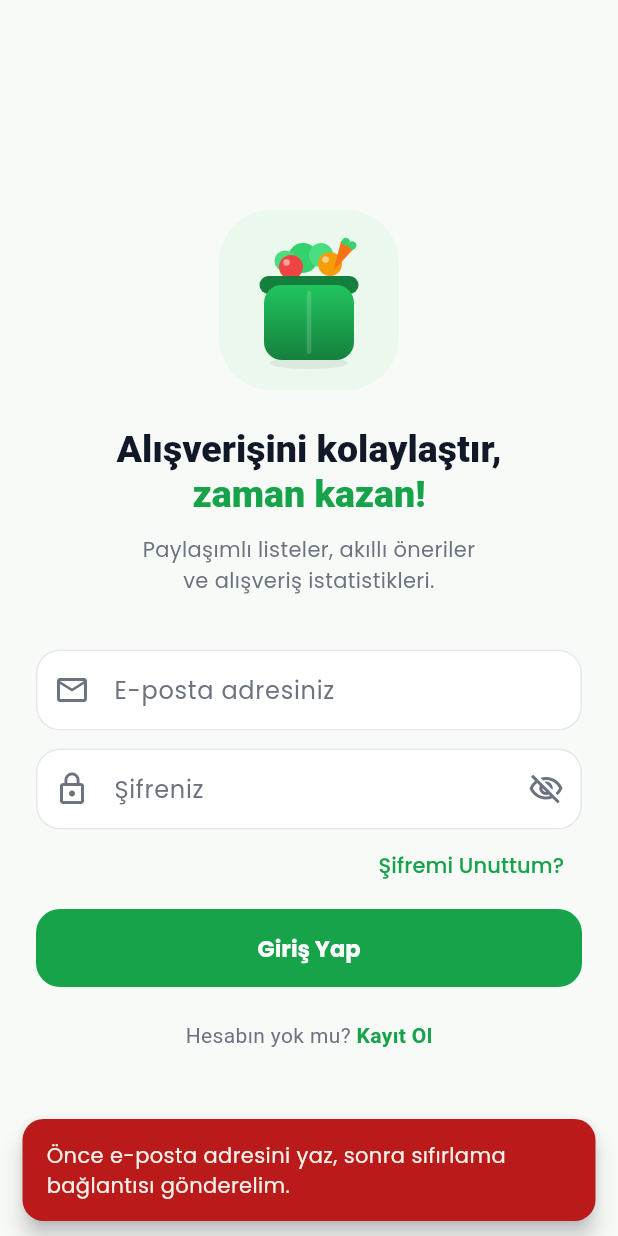
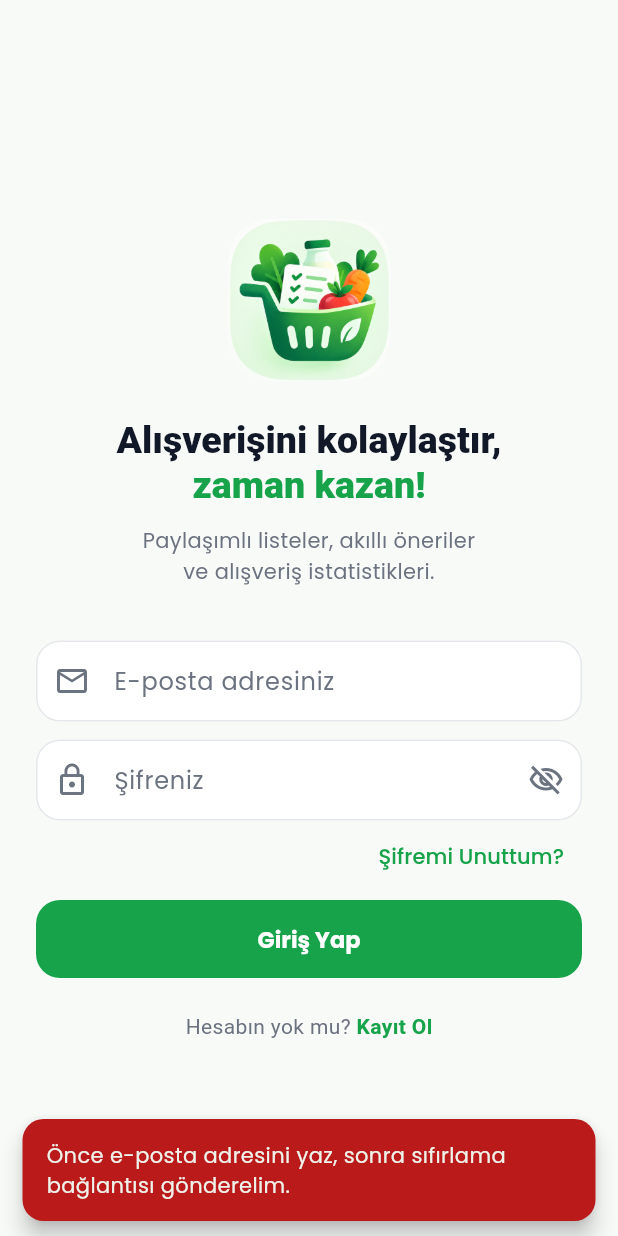
Before and after one commit to EmirHaksever/flutterproje, a Flutter app: the screen it shows after launch, after a tap on "Şifremi Unuttum?", on a phone screen of 412 x 824 dp. Run offline on Flutter 3.47's test engine with Material 3 defaults, Android fonts, the phone set to English and light mode, and no system bars; our stand-ins replace connectivity_plus, firebase_core, firebase_messaging, fl_chart, flutter_dotenv, flutter_local_notifications and 4 more; accounts and stored records are empty.

Commit message:
login: logo gercek app ikonu PNG'sine cevrildi; kullanilmayan CustomPaint kaldirildi
Co-Authored-By: Claude Sonnet 5 <noreply@anthropic.com>

```diff
--- a/lib/screens/login_screen.dart
+++ b/lib/screens/login_screen.dart
@@ -2,7 +2,6 @@ import 'package:flutter/material.dart';
 import 'package:supabase_flutter/supabase_flutter.dart';
 import 'package:shared_preferences/shared_preferences.dart';
 
-import '../theme/app_theme.dart';
 
 class LoginScreen extends StatefulWidget {
   const LoginScreen({super.key});
@@ -156,15 +155,14 @@ class _LoginScreenState extends State<LoginScreen> {
               child: Column(
                 children: [
                   const SizedBox(height: 32),
-                  Container(
-                    width: 120,
-                    height: 120,
-                    padding: const EdgeInsets.all(14),
-                    decoration: BoxDecoration(
-                      color: AppTheme.heroGreenBg,
-                      borderRadius: BorderRadius.circular(35),
+                  ClipRRect(
+                    borderRadius: BorderRadius.circular(28),
+                    child: Image.asset(
+                      'assets/icon/app_icon.png',
+                      width: 108,
+                      height: 108,
+                      fit: BoxFit.cover,
                     ),
-                    child: const CustomPaint(painter: _GroceryLogoPainter()),
                   ),
                   const SizedBox(height: 24),
                   RichText(
@@ -287,109 +285,3 @@ class _LoginScreenState extends State<LoginScreen> {
     );
   }
 }
-
-/// Giriş logosu — yeşil kese kâğıdı + üstünden taşan renkli ürünler.
-class _GroceryLogoPainter extends CustomPainter {
-  const _GroceryLogoPainter();
-
-  static const _bagTop = Color(0xFF22C55E);
-  static const _bagBottom = Color(0xFF15803D);
-  static const _flap = Color(0xFF15803D);
-  static const _tomato = Color(0xFFEF4444);
-  static const _orange = Color(0xFFF59E0B);
-  static const _carrot = Color(0xFFF97316);
-  static const _greenA = Color(0xFF34D26A);
-  static const _greenB = Color(0xFF4ADE80);
-
-  @override
-  void paint(Canvas canvas, Size size) {
-    final w = size.width;
-    final h = size.height;
-    final cx = w / 2;
-    final s = w / 92; // ölçek
-    final p = Paint()..isAntiAlias = true;
-
-    void dot(double x, double y, double r, Color c) {
-      p.color = c;
-      canvas.drawCircle(Offset(x, y), r, p);
-    }
-
-    // Zemin gölgesi
-    p.color = Colors.black.withValues(alpha: 0.06);
-    canvas.drawOval(
-      Rect.fromCenter(
-          center: Offset(cx, h - 4 * s), width: 52 * s, height: 8 * s),
-      p,
-    );
-
-    // Yeşillik (marul/brokoli)
-    dot(cx - 4 * s, 18 * s, 10 * s, _greenA);
-    dot(cx + 8 * s, 16 * s, 8 * s, _greenB);
-    dot(cx - 16 * s, 20 * s, 7 * s, _greenB);
-
-    // Domates
-    dot(cx - 12 * s, 24 * s, 8 * s, _tomato);
-    p.color = Colors.white.withValues(alpha: 0.5);
-    canvas.drawCircle(Offset(cx - 15 * s, 21 * s), 2.2 * s, p);
-    // Portakal
-    dot(cx + 14 * s, 22 * s, 8 * s, _orange);
-    p.color = Colors.white.withValues(alpha: 0.5);
-    canvas.drawCircle(Offset(cx + 11 * s, 19 * s), 2.2 * s, p);
-
-    // Havuç
-    canvas.save();
-    canvas.translate(cx + 22 * s, 16 * s);
-    canvas.rotate(0.5);
-    p.color = _carrot;
-    canvas.drawPath(
-      Path()
-        ..moveTo(-5 * s, -8 * s)
-        ..lineTo(5 * s, -8 * s)
-        ..lineTo(0, 12 * s)
-        ..close(),
-      p,
-    );
-    p.color = _greenA;
-    canvas.drawCircle(Offset(-2 * s, -9 * s), 2.6 * s, p);
-    canvas.drawCircle(Offset(3 * s, -9 * s), 2.6 * s, p);
-    canvas.restore();
-
-    // Kese kâğıdının katlanmış kenarı
-    p.color = _flap;
-    canvas.drawRRect(
-      RRect.fromRectAndRadius(
-        Rect.fromLTWH(cx - 33 * s, 30 * s, 66 * s, 12 * s),
-        Radius.circular(6 * s),
-      ),
-      p,
-    );
-
-    // Kese gövdesi
-    p.shader = const LinearGradient(
-      begin: Alignment.topCenter,
-      end: Alignment.bottomCenter,
-      colors: [_bagTop, _bagBottom],
-    ).createShader(Rect.fromLTWH(cx - 30 * s, 36 * s, 60 * s, 50 * s));
-    canvas.drawRRect(
-      RRect.fromRectAndRadius(
-        Rect.fromLTWH(cx - 30 * s, 36 * s, 60 * s, 50 * s),
-        Radius.circular(12 * s),
-      ),
-      p,
-    );
-    p.shader = null;
-
-    // Orta katlama çizgisi
-    p.color = Colors.white.withValues(alpha: 0.16);
-    canvas.drawRRect(
-      RRect.fromRectAndRadius(
-        Rect.fromLTWH(cx - 1.5 * s, 40 * s, 3 * s, 42 * s),
-        Radius.circular(2 * s),
-      ),
-      p,
-    );
-  }
-
-  @override
-  bool shouldRepaint(covariant _GroceryLogoPainter oldDelegate) => false;
-}
--- a/pubspec.yaml
+++ b/pubspec.yaml
@@ -54,3 +54,4 @@ flutter:
 
   assets:
     - .env
+    - assets/icon/app_icon.png
```
